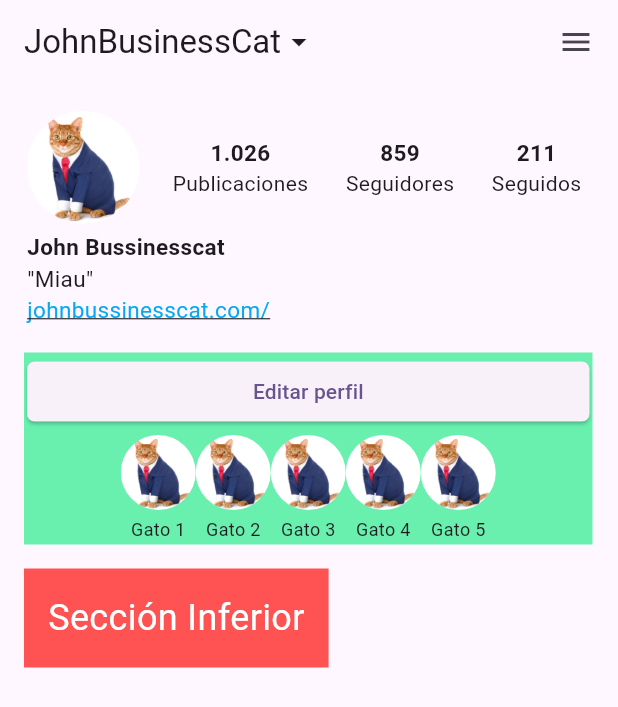
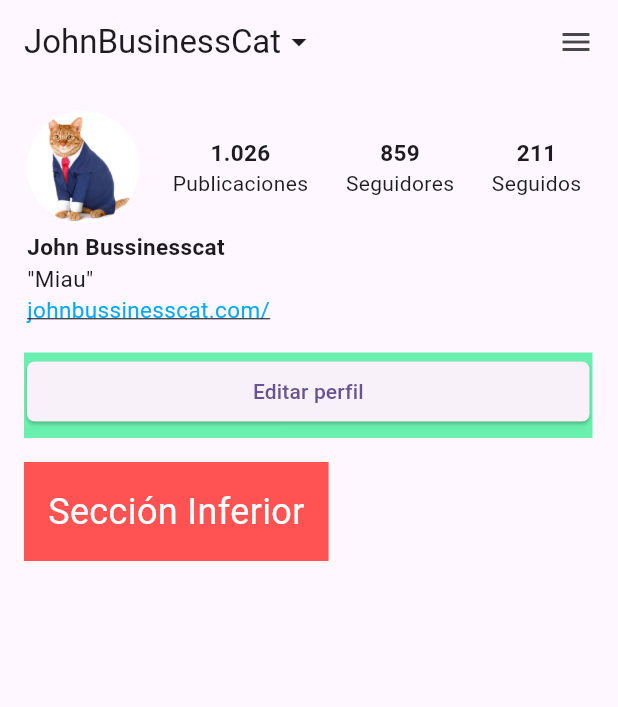
Before and after one commit to TommyRG84/tarea_insta, a Flutter app: the screen it shows after launch, on a phone screen of 412 x 824 dp. Shown: the top 707 px of the screen. Run offline on Flutter 3.47's test engine with Material 3 defaults, Android fonts, the light colour scheme and no system bars.

Commit message:
Solucionado problema materialApp

```diff
--- a/lib/screens/secciones/seccion_intermedia.dart
+++ b/lib/screens/secciones/seccion_intermedia.dart
@@ -28,14 +28,8 @@
           const SizedBox(
             height: 5,
           ),
-          Row(
-            children: [
-              Flexible(child: _buildRoundImage('assets/images/gato1.jpg', 'Gato 1')),
-              Flexible(child: _buildRoundImage('assets/images/gato1.jpg', 'Gato 2')),
-              Flexible(child: _buildRoundImage('assets/images/gato1.jpg', 'Gato 3')),
-              Flexible(child: _buildRoundImage('assets/images/gato1.jpg', 'Gato 4')),
-              Flexible(child: _buildRoundImage('assets/images/gato1.jpg', 'Gato 5')),
-            ],
+          const Row(
+            children: [],
           ),
         ],
       ),
```
